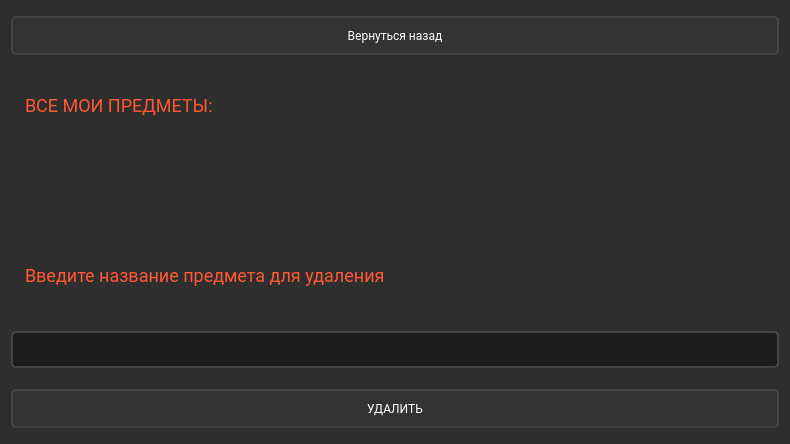
Qt form src/account/account.ui (maks2134/RepetitorPlatform) before a commit.
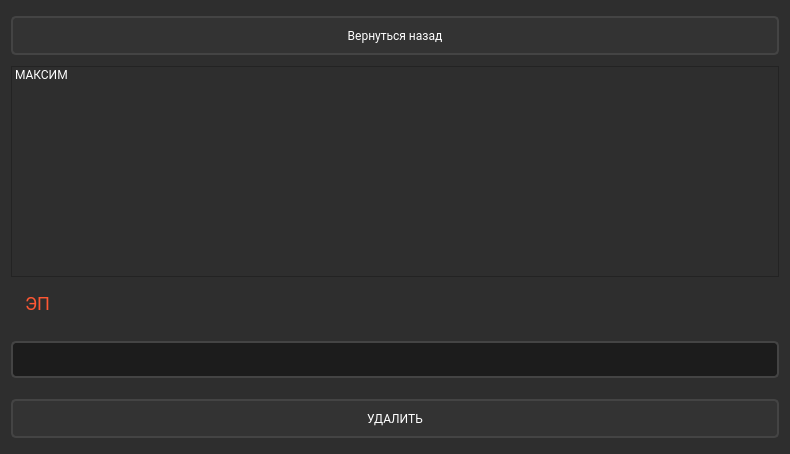
The same form after that commit.

What changed in the file:
```diff
--- a/src/account/account.ui
+++ b/src/account/account.ui
@@ -7,7 +7,7 @@
     <x>0</x>
     <y>0</y>
     <width>790</width>
-    <height>444</height>
+    <height>454</height>
    </rect>
   </property>
   <property name="windowTitle">
@@ -71,31 +71,23 @@
    <item>
     <layout class="QVBoxLayout" name="verticalLayout_2">
      <item>
-      <widget class="QLabel" name="label">
-       <property name="text">
-        <string>ВСЕ МОИ ПРЕДМЕТЫ:</string>
-       </property>
-      </widget>
-     </item>
+      <widget class="QListWidget" name="listWidget">
      <item>
-      <widget class="QLabel" name="label_2">
-       <property name="toolTip">
-        <string>&lt;html&gt;&lt;head/&gt;&lt;body&gt;&lt;p align=&quot;center&quot;&gt;&lt;br/&gt;&lt;/p&gt;&lt;/body&gt;&lt;/html&gt;</string>
-       </property>
        <property name="text">
-        <string>&lt;html&gt;&lt;head/&gt;&lt;body&gt;&lt;p align=&quot;center&quot;&gt;&lt;br/&gt;&lt;/p&gt;&lt;/body&gt;&lt;/html&gt;</string>
-       </property>
+         <string>МАКСИМ</string>
+        </property>
+       </item>
       </widget>
      </item>
      <item>
-      <widget class="QLabel" name="label_3">
+      <widget class="QLabel" name="instructionLabel">
        <property name="text">
-        <string>Введите название предмета для удаления</string>
+        <string>ЭП</string>
        </property>
       </widget>
      </item>
      <item>
-      <widget class="QLineEdit" name="lineEdit"/>
+      <widget class="QLineEdit" name="subjectInputLineEdit"/>
      </item>
      <item>
       <widget class="QPushButton" name="pushButton_2">
```
Lines whose indentation alone changed are shown as unchanged.
